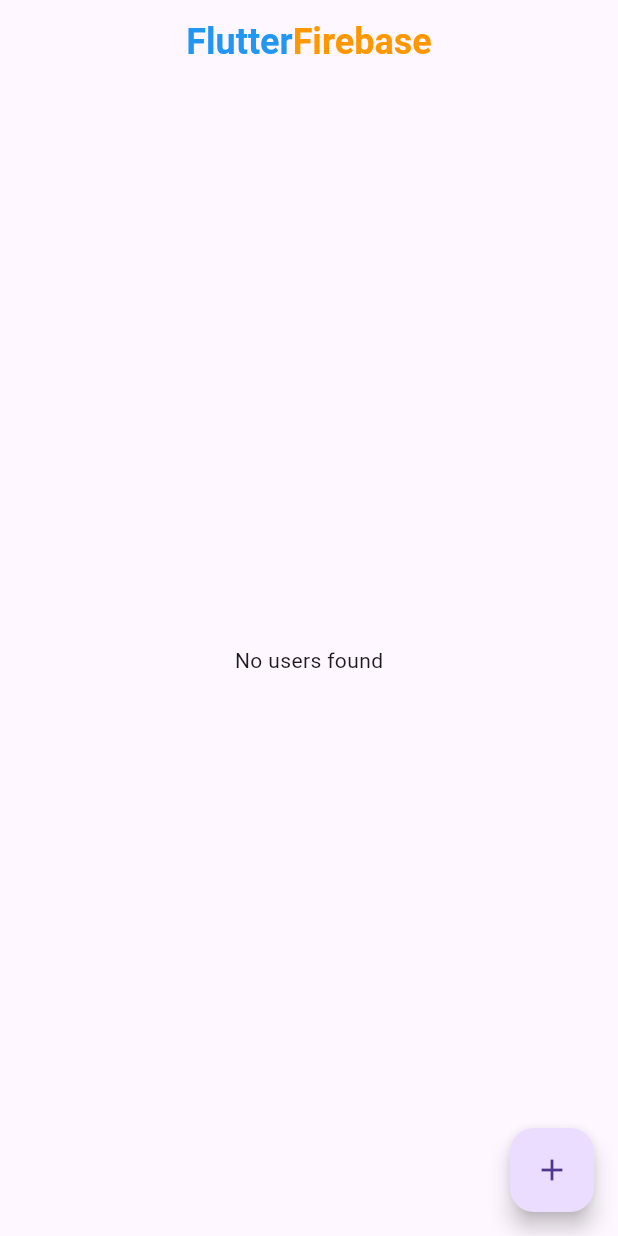
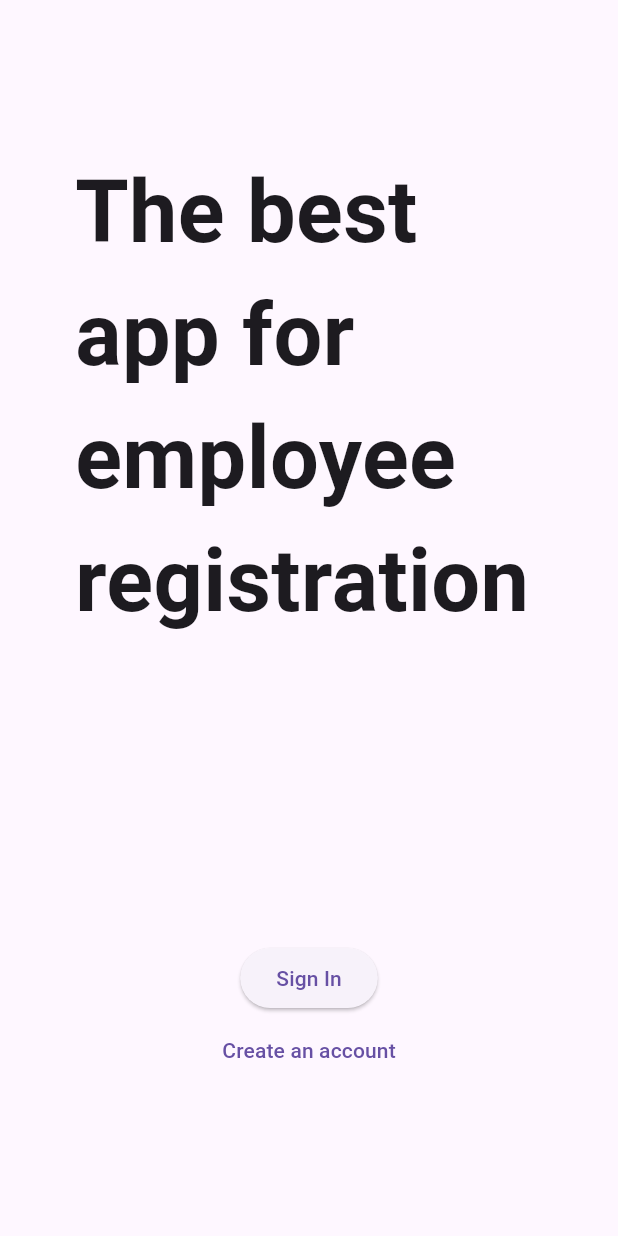
Before and after one commit to Datrix001/EmployeeRegistration, a Flutter app: the screen it shows after launch, on a phone screen of 412 x 824 dp. Run offline on Flutter 3.47's test engine with Material 3 defaults, Android fonts, the light colour scheme and no system bars; our stand-ins replace cloud_firestore, firebase_core; accounts and stored records are empty.

Commit message:
Changed App Icon and added login and registration

```diff
--- a/lib/main.dart
+++ b/lib/main.dart
@@ -1,7 +1,10 @@
 import 'package:firebase_core/firebase_core.dart';
 import 'package:flutter/material.dart';
 import 'package:notes/pages/form.dart';
+import 'package:notes/pages/front.dart';
 import 'package:notes/pages/home.dart';
+import 'package:notes/pages/login.dart';
+import 'package:notes/pages/register.dart';
 
 Future<void> main() async {
   WidgetsFlutterBinding.ensureInitialized();
@@ -19,7 +22,13 @@ class MyApp extends StatelessWidget {
       debugShowCheckedModeBanner: false,
       initialRoute: "/",
       // home: Homepage(),
-      routes: {"/": (context) => const Homepage(), "/form": (context) => form()},
+      routes: {
+        "/": (context) => const Front(),
+        "/form": (context) => form(),
+        "/login":(context)=>Login(),
+        "/register":(context)=>Register(),
+        "/home":(context)=>Homepage()
+      },
     );
   }
 }
--- /dev/null
+++ b/lib/pages/front.dart
@@ -0,0 +1,26 @@
+import 'package:flutter/material.dart';
+
+class Front extends StatelessWidget {
+  const Front({super.key});
+
+  @override
+  Widget build(BuildContext context) {
+    return Material(
+        child: Column(
+          children: [
+            Container(
+                  padding: EdgeInsets.only(left: 50, top: 100, right: 50),
+                  child: Text(
+            "The best app for employee registration",
+            style: TextStyle(
+                fontWeight: FontWeight.w600,
+                fontSize: MediaQuery.of(context).size.width * 0.14),
+                  ),
+                ),
+                SizedBox(height: 200,),
+                ElevatedButton(onPressed: (){}, child: Text("Sign In")),
+                TextButton(onPressed: (){}, child: Text("Create an account"))
+          ],
+        ));
+  }
+}
--- /dev/null
+++ b/lib/pages/login.dart
@@ -0,0 +1,17 @@
+import 'package:flutter/material.dart';
+
+class Login extends StatefulWidget {
+  const Login({super.key});
+
+  @override
+  State<Login> createState() => _LoginState();
+}
+
+class _LoginState extends State<Login> {
+  @override
+  Widget build(BuildContext context) {
+    return Scaffold(
+      appBar: AppBar(title: Text("Login"),)
+    );
+  }
+}
--- /dev/null
+++ b/lib/pages/register.dart
@@ -0,0 +1,13 @@
+import 'package:flutter/material.dart';
+
+class Register extends StatelessWidget {
+  const Register({super.key});
+
+  @override
+  Widget build(BuildContext context) {
+    return MaterialApp(
+      home: Container(
+        child: Text("The Best App For Employee Form"),
+      ));
+  }
+}
```
Also changed, not shown: assets/images/businessman.png, assets/images/businessman1.png (added), 26 other files.
